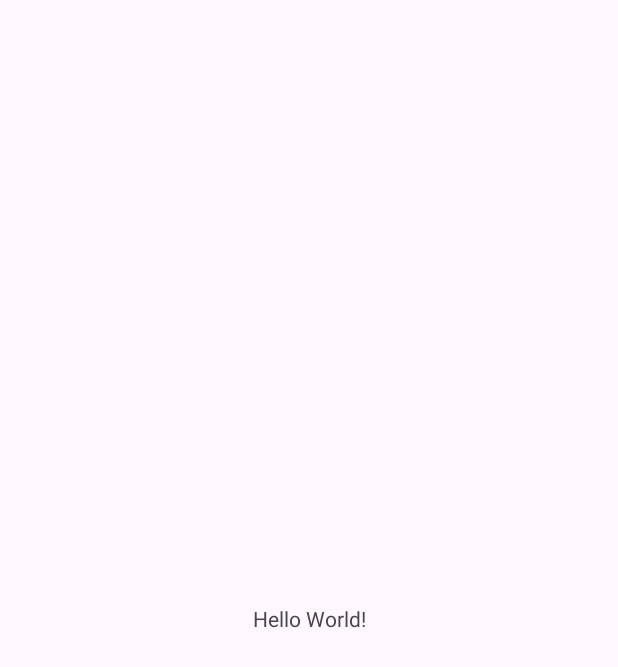
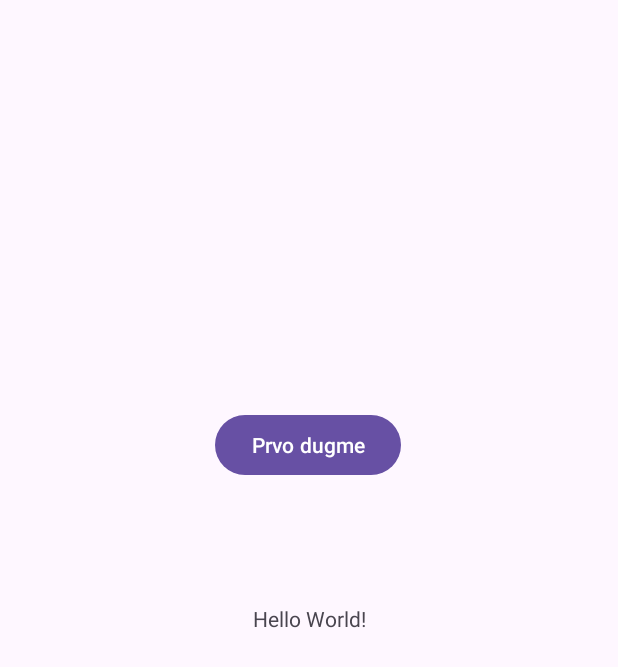
Before and after one commit to kzi-nastava/mrs-team2-TODO-Smisliti-ime, an Android app: the screen it shows after launch (MainActivity), on a phone screen of 412 x 824 dp. Before the commit the part shown is almost empty. Shown: the top 667 px of the screen. Run offline under Robolectric (Android 15) with nearby library versions, the phone set to English and light mode, and no system bars.

Commit message:
First commit on feature-sv1/design-ma

```diff
--- a/mobileApp/app/src/main/res/layout/activity_main.xml
+++ b/mobileApp/app/src/main/res/layout/activity_main.xml
@@ -16,4 +16,16 @@
         app:layout_constraintStart_toStartOf="parent"
         app:layout_constraintTop_toTopOf="parent" />
 
+    <Button
+        android:id="@+id/button2"
+        android:layout_width="wrap_content"
+        android:layout_height="wrap_content"
+        android:text="Prvo dugme"
+        app:layout_constraintBottom_toBottomOf="parent"
+        app:layout_constraintEnd_toEndOf="parent"
+        app:layout_constraintHorizontal_bias="0.498"
+        app:layout_constraintStart_toStartOf="parent"
+        app:layout_constraintTop_toTopOf="parent"
+        app:layout_constraintVertical_bias="0.351" />
+
 </androidx.constraintlayout.widget.ConstraintLayout>
```
